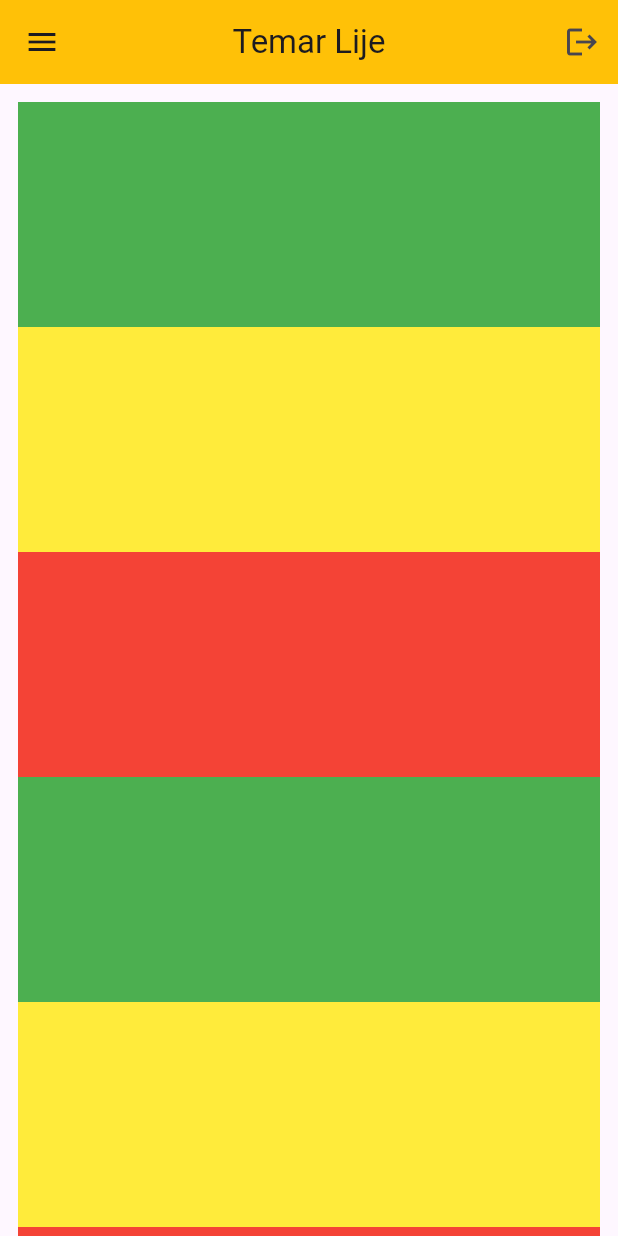
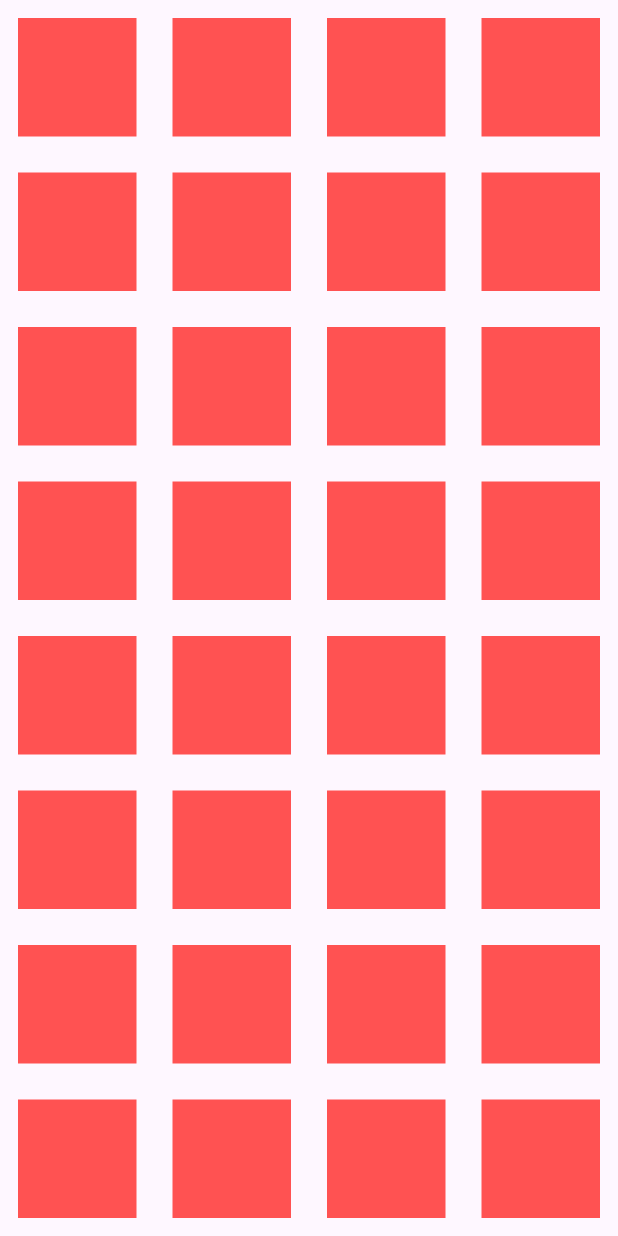
Before and after one commit to abeni-csa/dart-adventure, a Flutter app: the screen it shows after launch, on a phone screen of 412 x 824 dp. Run offline on Flutter 3.47's test engine with Material 3 defaults, Android fonts, the phone set to English and light mode, and no system bars.

Commit message:
remove appBar.. Grid View use full for drowing Wedigs every wehere in x and y axix

```diff
--- a/lib/main.dart
+++ b/lib/main.dart
@@ -12,68 +12,13 @@ class MyApp extends StatelessWidget {
     return MaterialApp(
       debugShowCheckedModeBanner: false,
       home: Scaffold(
-        appBar: AppBar(
-          title: Text("Temar Lije"),
-          backgroundColor: Colors.amber,
-          elevation: 0,
-          leading: Icon(Icons.menu),
-          actions: [IconButton(onPressed: () {}, icon: Icon(Icons.logout))],
-          centerTitle: true,
-        ),
-        body: ListView(
-          padding: EdgeInsets.all(12),
-          scrollDirection: Axis.vertical,
-
-          children: [
-            Expanded(
-              child: Container(height: 150, width: 150, color: Colors.green),
-            ),
-            Expanded(
-              child: Container(height: 150, width: 150, color: Colors.yellow),
-            ),
-            Expanded(
-              child: Container(height: 150, width: 150, color: Colors.red),
-            ),
-            Expanded(
-              child: Container(height: 150, width: 150, color: Colors.green),
-            ),
-            Expanded(
-              child: Container(height: 150, width: 150, color: Colors.yellow),
-            ),
-            Expanded(
-              child: Container(height: 150, width: 150, color: Colors.red),
-            ),
-            Expanded(
-              child: Container(height: 150, width: 150, color: Colors.green),
-            ),
-            Expanded(
-              child: Container(height: 150, width: 150, color: Colors.yellow),
-            ),
-            Expanded(
-              child: Container(height: 150, width: 150, color: Colors.red),
-            ),
-            Expanded(
-              child: Container(height: 150, width: 150, color: Colors.green),
-            ),
-            Expanded(
-              child: Container(height: 150, width: 150, color: Colors.yellow),
-            ),
-            Expanded(
-              child: Container(height: 150, width: 150, color: Colors.red),
-            ),
-            Expanded(
-              child: Container(height: 150, width: 150, color: Colors.green),
-            ),
-            Expanded(
-              child: Container(height: 150, width: 150, color: Colors.yellow),
-            ),
-            Expanded(
-              child: Container(height: 150, width: 150, color: Colors.red),
-            ),
-            Expanded(
-              child: Container(height: 150, width: 150, color: Colors.black),
-            ),
-          ],
+        body: GridView.builder(
+          itemCount: 64,
+          gridDelegate: SliverGridDelegateWithFixedCrossAxisCount(
+            crossAxisCount: 4,
+          ),
+          itemBuilder: (contex, index) =>
+              Container(color: Colors.redAccent, margin: EdgeInsets.all(12)),
         ),
       ),
     );
```
